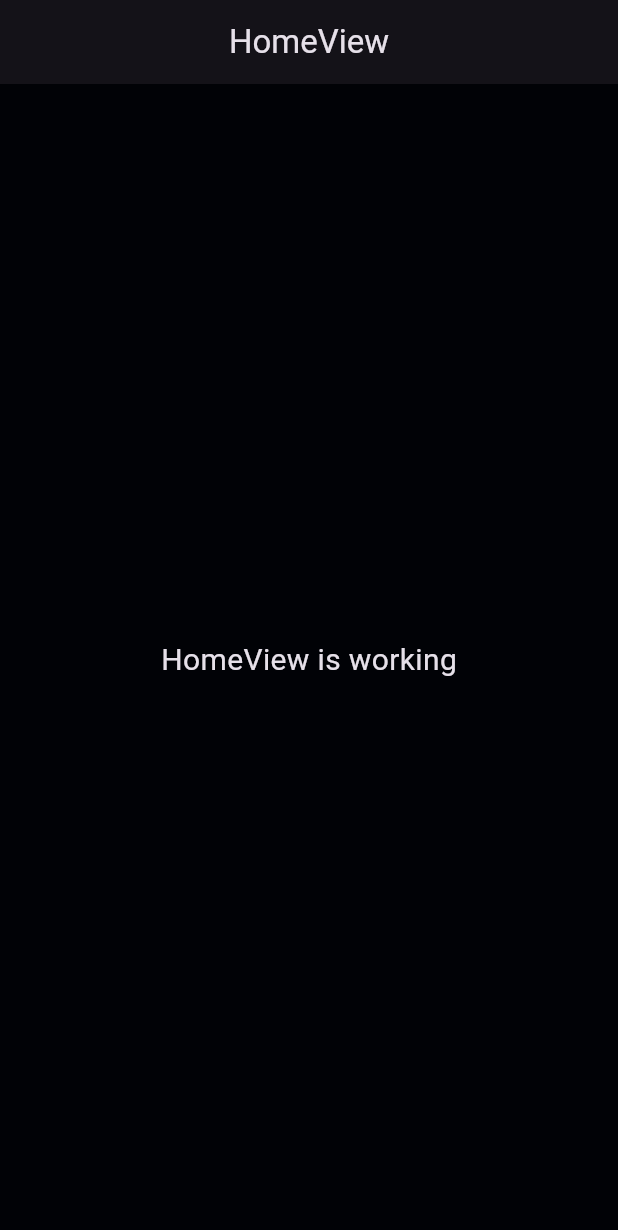
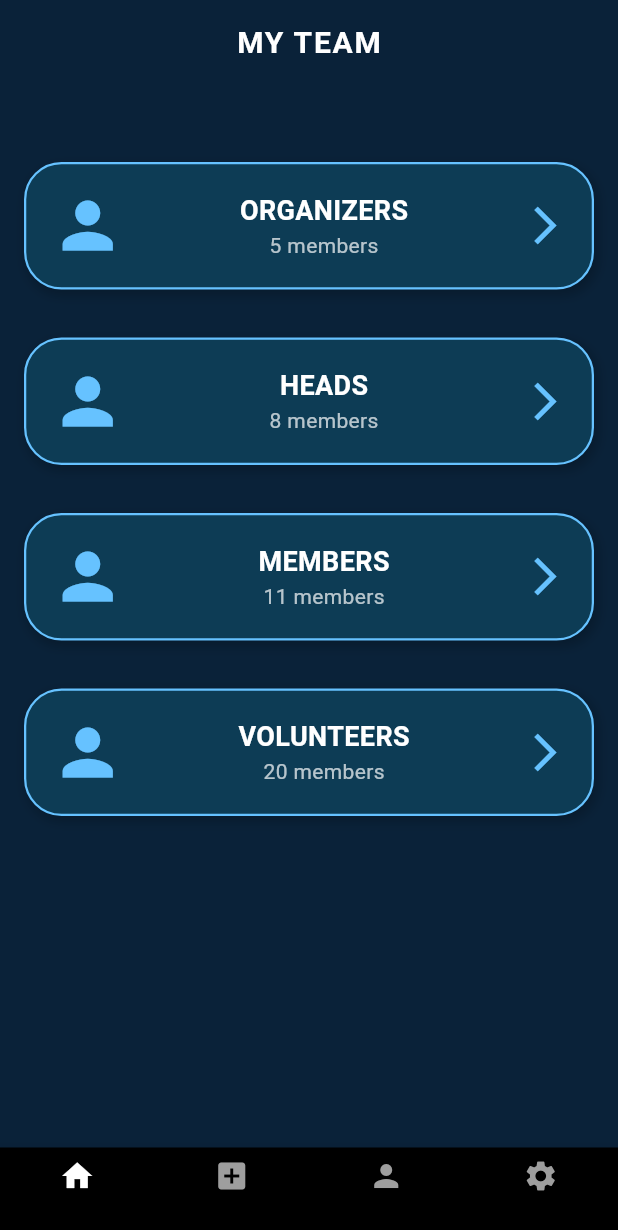
Before and after one commit to team-envision/ManagementApp, a Flutter app: the screen it shows after launch, on a phone screen of 412 x 824 dp. Shown: the top 1230 px of the screen. Run offline on Flutter 3.47's test engine with Material 3 defaults, Android fonts, the phone set to English and light mode, and no system bars; our stand-ins replace get, get_storage, google_fonts.

Commit message:
Add My Team Page with navigation

```diff
--- /dev/null
+++ b/lib/app/modules/myTeamPage/bindings/my_team_page_binding.dart
@@ -0,0 +1,12 @@
+import 'package:get/get.dart';
+
+import '../controllers/my_team_page_controller.dart';
+
+class MyTeamPageBinding extends Bindings {
+  @override
+  void dependencies() {
+    Get.lazyPut<MyTeamPageController>(
+      () => MyTeamPageController(),
+    );
+  }
+}
--- /dev/null
+++ b/lib/app/modules/myTeamPage/controllers/my_team_page_controller.dart
@@ -0,0 +1,23 @@
+import 'package:get/get.dart';
+
+class MyTeamPageController extends GetxController {
+  //TODO: Implement MyTeamPageController
+
+  final count = 0.obs;
+  @override
+  void onInit() {
+    super.onInit();
+  }
+
+  @override
+  void onReady() {
+    super.onReady();
+  }
+
+  @override
+  void onClose() {
+    super.onClose();
+  }
+
+  void increment() => count.value++;
+}
--- /dev/null
+++ b/lib/app/modules/myTeamPage/views/my_team_page_view.dart
@@ -0,0 +1,161 @@
+import 'package:flutter/material.dart';
+import 'package:get/get.dart';
+import '../controllers/my_team_page_controller.dart';
+
+class MyTeamPageView extends GetView<MyTeamPageController> {
+  const MyTeamPageView({super.key});
+
+  @override
+  Widget build(BuildContext context) {
+    return Scaffold(
+      backgroundColor: const Color(0xFF0A2239),
+      appBar: AppBar(
+        backgroundColor: Colors.transparent,
+        elevation: 0,
+        title: const Text(
+          'MY TEAM',
+          style: TextStyle(
+            fontWeight: FontWeight.bold,
+            color: Colors.white,
+            fontSize: 20,
+            letterSpacing: 1.2,
+          ),
+        ),
+        centerTitle: true,
+      ),
+      body: SingleChildScrollView(
+        child: Padding(
+          padding: const EdgeInsets.all(16.0),
+          child: Column(
+            crossAxisAlignment: CrossAxisAlignment.start,
+            children: [
+              const SizedBox(height: 20),
+              TeamTile(
+                title: 'ORGANIZERS',
+                members: 5,
+                onTap: () {
+                  Get.toNamed('/teamDetails', arguments: 'Organizers');
+                },
+              ),
+              TeamTile(
+                title: 'HEADS',
+                members: 8,
+                onTap: () {
+                  Get.toNamed('/teamDetails', arguments: 'Heads');
+                },
+              ),
+              TeamTile(
+                title: 'MEMBERS',
+                members: 11,
+                onTap: () {
+                  Get.toNamed('/teamDetails', arguments: 'Members');
+                },
+              ),
+              TeamTile(
+                title: 'VOLUNTEERS',
+                members: 20,
+                onTap: () {
+                  Get.toNamed('/teamDetails', arguments: 'Volunteers');
+                },
+              ),
+            ],
+          ),
+        ),
+      ),
+      bottomNavigationBar: BottomNavigationBar(
+        items: const <BottomNavigationBarItem>[
+          BottomNavigationBarItem(
+            icon: Icon(Icons.home),
+            label: '',
+          ),
+          BottomNavigationBarItem(
+            icon: Icon(Icons.add_box),
+            label: '',
+          ),
+          BottomNavigationBarItem(
+            icon: Icon(Icons.person),
+            label: '',
+          ),
+          BottomNavigationBarItem(
+            icon: Icon(Icons.settings),
+            label: '',
+          ),
+        ],
+        currentIndex: 0,
+        selectedItemColor: Colors.white,
+        unselectedItemColor: Colors.grey,
+        backgroundColor: Colors.black,
+        type: BottomNavigationBarType.fixed,
+      ),
+    );
+  }
+}
+
+class TeamTile extends StatelessWidget {
+  final String title;
+  final int members;
+  final VoidCallback onTap;
+
+  const TeamTile({
+    super.key,
+    required this.title,
+    required this.members,
+    required this.onTap,
+  });
+
+  @override
+  Widget build(BuildContext context) {
+    return Padding(
+      padding: const EdgeInsets.symmetric(vertical: 16.0),
+      child: Container(
+        decoration: BoxDecoration(
+          color: const Color(0xFF0D3C55),
+          borderRadius: BorderRadius.circular(25),
+          border: Border.all(color: const Color(0xFF66C2FF), width: 1.5),
+          boxShadow: [
+            BoxShadow(
+              color: Colors.black.withOpacity(0.2),
+              spreadRadius: 1,
+              blurRadius: 5,
+              offset: const Offset(2, 3), // changes position of shadow
+            ),
+          ],
+        ),
+        child: InkWell(
+          onTap: onTap,
+          child: Padding(
+            padding: const EdgeInsets.all(16.0),
+            child: Row(
+              mainAxisAlignment: MainAxisAlignment.spaceBetween,
+              children: [
+                const Icon(Icons.person, color: Color(0xFF66C2FF), size: 50),
+                Column(
+                  crossAxisAlignment: CrossAxisAlignment.center,
+                  children: [
+                    Text(
+                      title,
+                      style: const TextStyle(
+                        fontWeight: FontWeight.bold,
+                        color: Colors.white,
+                        fontSize: 18,
+                      ),
+                    ),
+                    Text(
+                      '$members members',
+                      style: const TextStyle(
+                        fontWeight: FontWeight.normal,
+                        color: Colors.white70,
+                        fontSize: 14,
+                      ),
+                    ),
+                  ],
+                ),
+                const Icon(Icons.arrow_forward_ios, color: Color(0xFF66C2FF), size: 30),
+              ],
+            ),
+          ),
+        ),
+      ),
+    );
+  }
+}
--- a/lib/app/routes/app_pages.dart
+++ b/lib/app/routes/app_pages.dart
@@ -4,13 +4,15 @@ import '../modules/home/bindings/home_binding.dart';
 import '../modules/home/views/home_view.dart';
 import '../modules/login/bindings/login_binding.dart';
 import '../modules/login/views/login_view.dart';
+import '../modules/myTeamPage/bindings/my_team_page_binding.dart';
+import '../modules/myTeamPage/views/my_team_page_view.dart';
 
 part 'app_routes.dart';
 
 class AppPages {
   AppPages._();
 
-  static const INITIAL = Routes.HOME;
+  static const INITIAL = Routes.MY_TEAM_PAGE;
 
   static final routes = [
     GetPage(
@@ -18,6 +20,10 @@ class AppPages {
       page: () => const HomeView(),
       binding: HomeBinding(),
     ),
-
+    GetPage(
+      name: _Paths.MY_TEAM_PAGE,
+      page: () => const MyTeamPageView(),
+      binding: MyTeamPageBinding(),
+    ),
   ];
 }
--- a/lib/app/routes/app_routes.dart
+++ b/lib/app/routes/app_routes.dart
@@ -4,12 +4,11 @@ part of 'app_pages.dart';
 abstract class Routes {
   Routes._();
   static const HOME = _Paths.HOME;
-
-
+  static const MY_TEAM_PAGE = _Paths.MY_TEAM_PAGE;
 }
 
 abstract class _Paths {
   _Paths._();
   static const HOME = '/home';
-
+  static const MY_TEAM_PAGE = '/my-team-page';
 }
--- a/lib/main.dart
+++ b/lib/main.dart
@@ -6,15 +6,24 @@ import 'Themes/theme_service.dart';
 import 'Themes/themes.dart';
 import 'app/routes/app_pages.dart';
 
+
 void main() {
-  runApp(
-    GetMaterialApp(
+  WidgetsFlutterBinding.ensureInitialized();
+  runApp(MyApp());
+}
+
+class MyApp extends StatelessWidget {
+  const MyApp({super.key});
+
+  @override
+  Widget build(BuildContext context) {
+    return GetMaterialApp(
       title: "Application",
       initialRoute: AppPages.INITIAL,
       getPages: AppPages.routes,
       theme: Themes.light,
       darkTheme: Themes.dark,
       themeMode: ThemeService().theme,
-    ),
-  );
+    );
+  }
 }
```
